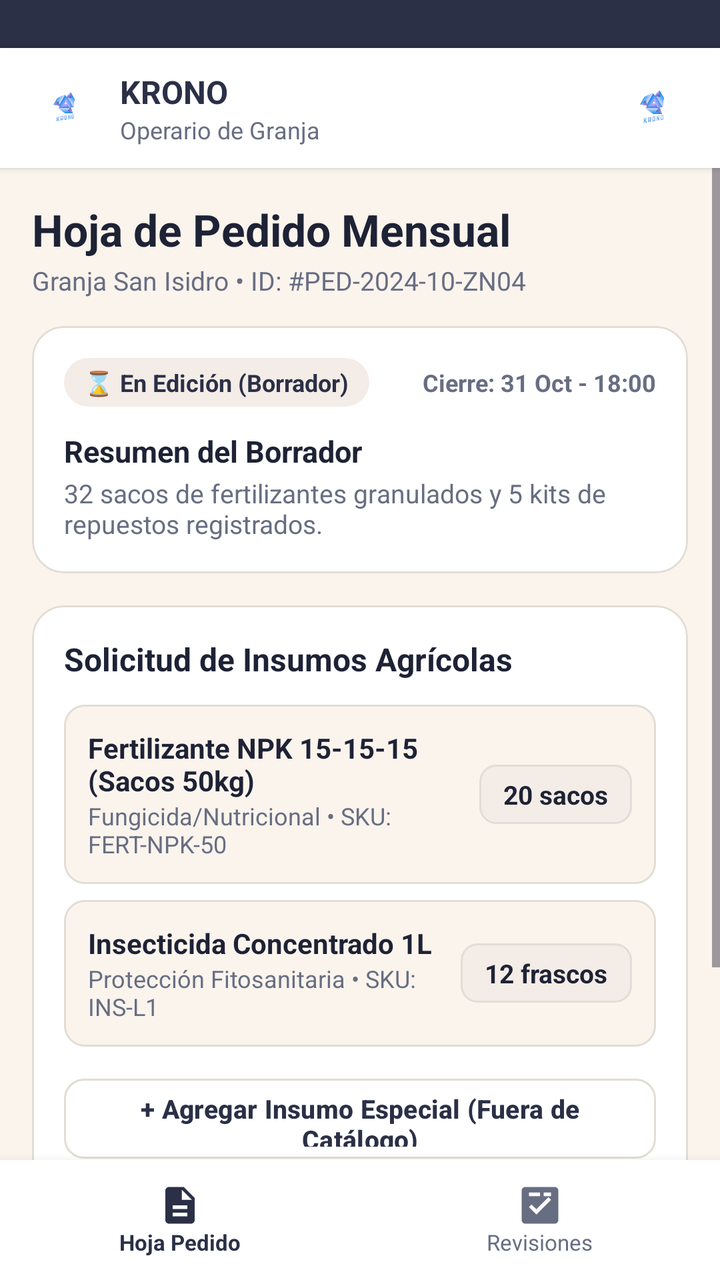
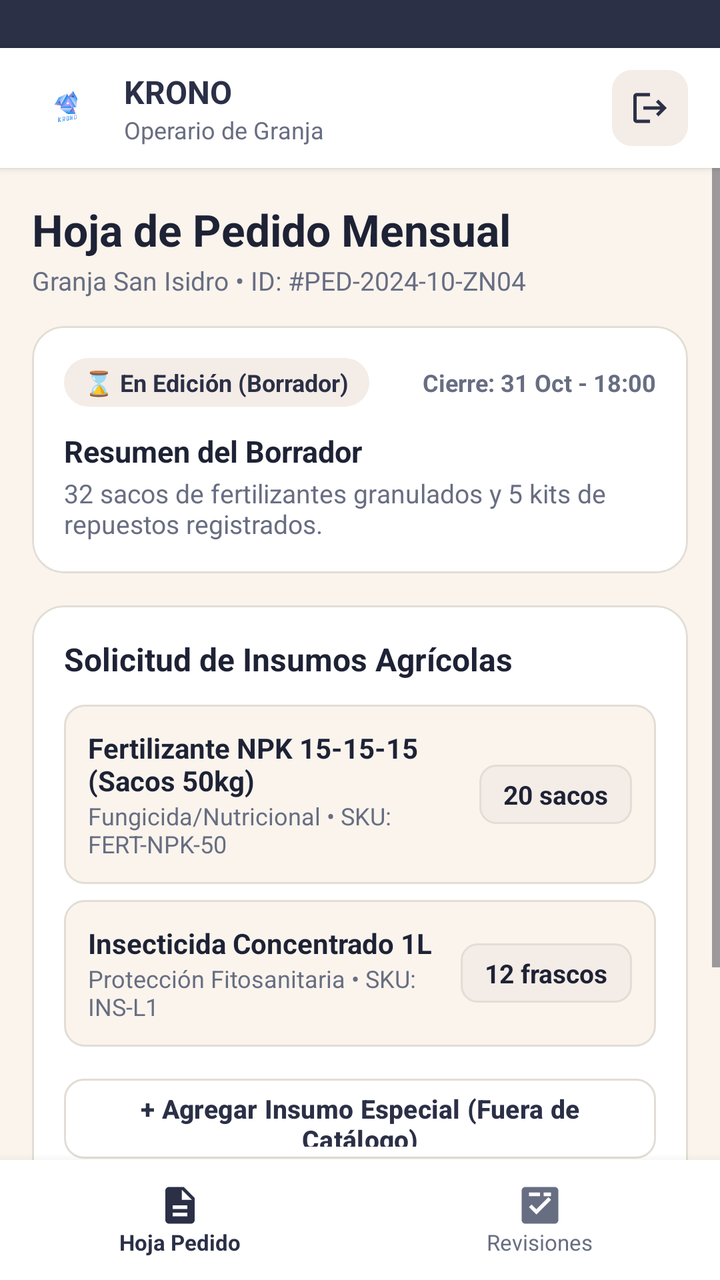

Two renders of the same Android screen: before a commit and after it. Below are the layout's source before the change and the commit's diff.
<!-- AndroidManifest.xml: application theme Theme.Ferreteria -->
<!-- res/layout/activity_operario.xml -->
<?xml version="1.0" encoding="utf-8"?>
<RelativeLayout xmlns:android="http://schemas.android.com/apk/res/android"
    xmlns:app="http://schemas.android.com/apk/res-auto"
    xmlns:tools="http://schemas.android.com/tools"
    android:layout_width="match_parent"
    android:layout_height="match_parent"
    android:background="@color/krono_bg"
    tools:context=".OperarioActivity">

    
    <View
        android:id="@+id/statusBarBg"
        android:layout_width="match_parent"
        android:layout_height="24dp"
        android:layout_alignParentTop="true"
        android:background="@color/krono_navy" />

    
    <LinearLayout
        android:id="@+id/topBar"
        android:layout_width="match_parent"
        android:layout_height="60dp"
        android:layout_below="@id/statusBarBg"
        android:background="@color/white"
        android:elevation="2dp"
        android:gravity="center_vertical"
        android:orientation="horizontal"
        android:paddingHorizontal="16dp">

        <ImageView
            android:layout_width="32dp"
            android:layout_height="32dp"
            android:contentDescription="@string/cd_logo"
            android:src="@drawable/logo" />

        <LinearLayout
            android:layout_width="0dp"
            android:layout_height="wrap_content"
            android:layout_marginStart="12dp"
            android:layout_weight="1"
            android:orientation="vertical">

            <TextView
                android:layout_width="wrap_content"
                android:layout_height="wrap_content"
                android:text="@string/app_name"
                android:textColor="@color/krono_navy"
                android:textSize="16sp"
                android:textStyle="bold" />

            <TextView
                android:layout_width="wrap_content"
                android:layout_height="wrap_content"
                android:text="Operario de Granja"
                android:textColor="@color/krono_text_secondary"
                android:textSize="12sp" />
        </LinearLayout>

        
        <ImageView
            android:id="@+id/btnBackLogin"
            android:layout_width="36dp"
            android:layout_height="36dp"
            android:clickable="true"
            android:contentDescription="Avatar"
            android:focusable="true"
            android:src="@drawable/logo" />
    </LinearLayout>

    
    <LinearLayout
        android:id="@+id/bottomNav"
        android:layout_width="match_parent"
        android:layout_height="60dp"
        android:layout_alignParentBottom="true"
        android:background="@color/white"
        android:elevation="8dp"
        android:orientation="horizontal">

        <LinearLayout
            android:id="@+id/tabPedido"
            android:layout_width="0dp"
            android:layout_height="match_parent"
            android:layout_weight="1"
            android:gravity="center"
            android:orientation="vertical">

            <ImageView
                android:layout_width="22dp"
                android:layout_height="22dp"
                android:contentDescription="Hoja"
                android:src="@drawable/ic_description"
                app:tint="@color/krono_navy" />

            <TextView
                android:layout_width="wrap_content"
                android:layout_height="wrap_content"
                android:text="Hoja Pedido"
                android:textColor="@color/krono_navy"
                android:textSize="11sp"
                android:textStyle="bold" />
        </LinearLayout>

        <LinearLayout
            android:id="@+id/tabRevisiones"
            android:layout_width="0dp"
            android:layout_height="match_parent"
            android:layout_weight="1"
            android:gravity="center"
            android:orientation="vertical">

            <ImageView
                android:layout_width="22dp"
                android:layout_height="22dp"
                android:contentDescription="Historial"
                android:src="@drawable/ic_fact_check"
                app:tint="@color/krono_text_secondary" />

            <TextView
                android:layout_width="wrap_content"
                android:layout_height="wrap_content"
                android:text="Revisiones"
                android:textColor="@color/krono_text_secondary"
                android:textSize="11sp" />
        </LinearLayout>
    </LinearLayout>

    
    <ScrollView
        android:layout_width="match_parent"
        android:layout_height="match_parent"
        android:layout_above="@id/bottomNav"
        android:layout_below="@id/topBar"
        android:fillViewport="true">

        <LinearLayout
            android:layout_width="match_parent"
            android:layout_height="wrap_content"
            android:orientation="vertical"
            android:paddingHorizontal="16dp"
            android:paddingTop="16dp"
            android:paddingBottom="24dp">

            
            <TextView
                android:layout_width="wrap_content"
                android:layout_height="wrap_content"
                android:text="Hoja de Pedido Mensual"
                android:textColor="@color/krono_navy_dark"
                android:textSize="22sp"
                android:textStyle="bold" />

            <TextView
                android:layout_width="wrap_content"
                android:layout_height="wrap_content"
                android:layout_marginTop="2dp"
                android:text="Granja San Isidro • ID: #PED-2024-10-ZN04"
                android:textColor="@color/krono_text_secondary"
                android:textSize="13sp" />

            
            <com.google.android.material.card.MaterialCardView
                android:layout_width="match_parent"
                android:layout_height="wrap_content"
                android:layout_marginTop="14dp"
                app:cardBackgroundColor="@color/white"
                app:cardCornerRadius="16dp"
                app:cardElevation="0dp"
                app:strokeColor="@color/krono_card_stroke"
                app:strokeWidth="1dp">

                <LinearLayout
                    android:layout_width="match_parent"
                    android:layout_height="wrap_content"
                    android:orientation="vertical"
                    android:padding="16dp">

                    <RelativeLayout
                        android:layout_width="match_parent"
                        android:layout_height="wrap_content">

                        <TextView
                            android:layout_width="wrap_content"
                            android:layout_height="wrap_content"
                            android:layout_alignParentStart="true"
                            android:background="@drawable/bg_chip"
                            android:paddingHorizontal="10dp"
                            android:paddingVertical="4dp"
                            android:text="⌛ En Edición (Borrador)"
                            android:textColor="@color/krono_chip_text"
                            android:textSize="12sp"
                            android:textStyle="bold" />

                        <TextView
                            android:layout_width="wrap_content"
                            android:layout_height="wrap_content"
                            android:layout_alignParentEnd="true"
                            android:layout_centerVertical="true"
                            android:text="Cierre: 31 Oct - 18:00"
                            android:textColor="@color/krono_text_secondary"
                            android:textSize="12sp"
                            android:textStyle="bold" />
                    </RelativeLayout>

                    <TextView
                        android:layout_width="wrap_content"
                        android:layout_height="wrap_content"
                        android:layout_marginTop="12dp"
                        android:text="Resumen del Borrador"
                        android:textColor="@color/krono_navy_dark"
                        android:textSize="15sp"
                        android:textStyle="bold" />

                    <TextView
                        android:layout_width="wrap_content"
                        android:layout_height="wrap_content"
                        android:layout_marginTop="2dp"
                        android:text="32 sacos de fertilizantes granulados y 5 kits de repuestos registrados."
                        android:textColor="@color/krono_text_secondary"
                        android:textSize="13sp" />
                </LinearLayout>
            </com.google.android.material.card.MaterialCardView>

            
            <com.google.android.material.card.MaterialCardView
                android:layout_width="match_parent"
                android:layout_height="wrap_content"
                android:layout_marginTop="16dp"
                app:cardBackgroundColor="@color/white"
                app:cardCornerRadius="16dp"
                app:cardElevation="0dp"
                app:strokeColor="@color/krono_card_stroke"
                app:strokeWidth="1dp">

                <LinearLayout
                    android:layout_width="match_parent"
                    android:layout_height="wrap_content"
                    android:orientation="vertical"
                    android:padding="16dp">

                    <TextView
                        android:layout_width="wrap_content"
                        android:layout_height="wrap_content"
                        android:text="Solicitud de Insumos Agrícolas"
                        android:textColor="@color/krono_navy_dark"
                        android:textSize="16sp"
                        android:textStyle="bold" />

                    
                    <LinearLayout
                        android:layout_width="match_parent"
                        android:layout_height="wrap_content"
                        android:layout_marginTop="12dp"
                        android:background="@drawable/bg_cierre_box"
                        android:gravity="center_vertical"
                        android:padding="12dp">

                        <LinearLayout
                            android:layout_width="0dp"
                            android:layout_height="wrap_content"
                            android:layout_weight="1"
                            android:orientation="vertical">

                            <TextView
                                android:layout_width="wrap_content"
                                android:layout_height="wrap_content"
                                android:text="Fertilizante NPK 15-15-15 (Sacos 50kg)"
                                android:textColor="@color/krono_navy_dark"
                                android:textSize="14sp"
                                android:textStyle="bold" />

                            <TextView
                                android:layout_width="wrap_content"
                                android:layout_height="wrap_content"
                                android:text="Fungicida/Nutricional • SKU: FERT-NPK-50"
                                android:textColor="@color/krono_text_secondary"
                                android:textSize="12sp" />
                        </LinearLayout>

                        <TextView
                            android:layout_width="wrap_content"
                            android:layout_height="wrap_content"
                            android:background="@drawable/bg_qty_box"
                            android:paddingHorizontal="12dp"
                            android:paddingVertical="6dp"
                            android:text="20 sacos"
                            android:textColor="@color/krono_navy_dark"
                            android:textSize="13sp"
                            android:textStyle="bold" />
                    </LinearLayout>

                    
                    <LinearLayout
                        android:layout_width="match_parent"
                        android:layout_height="wrap_content"
                        android:layout_marginTop="8dp"
                        android:background="@drawable/bg_cierre_box"
                        android:gravity="center_vertical"
                        android:padding="12dp">

                        <LinearLayout
                            android:layout_width="0dp"
                            android:layout_height="wrap_content"
                            android:layout_weight="1"
                            android:orientation="vertical">

                            <TextView
                                android:layout_width="wrap_content"
                                android:layout_height="wrap_content"
                                android:text="Insecticida Concentrado 1L"
                                android:textColor="@color/krono_navy_dark"
                                android:textSize="14sp"
                                android:textStyle="bold" />

                            <TextView
                                android:layout_width="wrap_content"
                                android:layout_height="wrap_content"
                                android:text="Protección Fitosanitaria • SKU: INS-L1"
                                android:textColor="@color/krono_text_secondary"
                                android:textSize="12sp" />
                        </LinearLayout>

                        <TextView
                            android:layout_width="wrap_content"
                            android:layout_height="wrap_content"
                            android:background="@drawable/bg_qty_box"
                            android:paddingHorizontal="12dp"
                            android:paddingVertical="6dp"
                            android:text="12 frascos"
                            android:textColor="@color/krono_navy_dark"
                            android:textSize="13sp"
                            android:textStyle="bold" />
                    </LinearLayout>

                    
                    <com.google.android.material.button.MaterialButton
                        android:id="@+id/btnAddUnlisted"
                        style="@style/Widget.Material3.Button.OutlinedButton"
                        android:layout_width="match_parent"
                        android:layout_height="48dp"
                        android:layout_marginTop="12dp"
                        android:text="+ Agregar Insumo Especial (Fuera de Catálogo)"
                        android:textAllCaps="false"
                        android:textColor="@color/krono_navy"
                        android:textSize="13sp"
                        android:textStyle="bold"
                        app:cornerRadius="10dp"
                        app:strokeColor="@color/krono_card_stroke"
                        app:strokeWidth="1dp" />

                </LinearLayout>
            </com.google.android.material.card.MaterialCardView>

            
            <com.google.android.material.button.MaterialButton
                android:id="@+id/btnEnviarPedido"
                android:layout_width="match_parent"
                android:layout_height="56dp"
                android:layout_marginTop="20dp"
                android:backgroundTint="@color/krono_navy"
                android:text="Enviar Hoja de Pedido a Revisión"
                android:textAllCaps="false"
                android:textColor="@color/white"
                android:textSize="15sp"
                android:textStyle="bold"
                app:cornerRadius="12dp"
                app:icon="@drawable/ic_check_circle"
                app:iconTint="@color/white" />

        </LinearLayout>
    </ScrollView>

</RelativeLayout>
<!-- resources referenced by this layout -->
<resources>
  <color name="krono_bg">#FAF4ED</color>
  <color name="krono_card_stroke">#E2DDD5</color>
  <color name="krono_chip_text">#2B3047</color>
  <color name="krono_navy">#2B3047</color>
  <color name="krono_navy_dark">#1E2235</color>
  <color name="krono_text_secondary">#686E82</color>
  <color name="white">#FFFFFFFF</color>
  <!-- drawable bg_chip (drawable) -->
  <?xml version="1.0" encoding="utf-8"?>
  <shape xmlns:android="http://schemas.android.com/apk/res/android"
      android:shape="rectangle">
      <solid android:color="@color/krono_chip_bg" />
      <corners android:radius="50dp" />
  </shape>
  <!-- drawable bg_cierre_box (drawable) -->
  <?xml version="1.0" encoding="utf-8"?>
  <shape xmlns:android="http://schemas.android.com/apk/res/android"
      android:shape="rectangle">
      <solid android:color="#FAF4ED" />
      <stroke android:width="1dp" android:color="@color/krono_card_stroke" />
      <corners android:radius="10dp" />
  </shape>
  <!-- drawable bg_qty_box (drawable) -->
  <?xml version="1.0" encoding="utf-8"?>
  <shape xmlns:android="http://schemas.android.com/apk/res/android"
      android:shape="rectangle">
      <solid android:color="#F4ECE6" />
      <stroke android:width="1dp" android:color="#E2DDD5" />
      <corners android:radius="8dp" />
  </shape>
  <!-- drawable ic_check_circle (drawable) -->
  <vector xmlns:android="http://schemas.android.com/apk/res/android"
      android:width="24dp"
      android:height="24dp"
      android:viewportWidth="24"
      android:viewportHeight="24">
    <path
        android:fillColor="#FF2B3047"
        android:pathData="M12,2C6.48,2 2,6.48 2,12s4.48,10 10,10 10,-4.48 10,-10S17.52,2 12,2zM10,17l-5,-5 1.41,-1.41L10,14.17l7.59,-7.59L19,8l-9,9z"/>
  </vector>
  <!-- drawable ic_description (drawable) -->
  <vector xmlns:android="http://schemas.android.com/apk/res/android"
      android:width="24dp"
      android:height="24dp"
      android:viewportWidth="24"
      android:viewportHeight="24">
    <path
        android:fillColor="#FF2B3047"
        android:pathData="M14,2H6c-1.1,0 -1.99,0.9 -1.99,2L4,20c0,1.1 0.89,2 1.99,2H18c1.1,0 2,-0.9 2,-2V8l-6,-6zM16,18H8v-2h8v2zM16,14H8v-2h8v2zM13,9V3.5L18.5,9H13z"/>
  </vector>
  <!-- drawable ic_fact_check (drawable) -->
  <vector xmlns:android="http://schemas.android.com/apk/res/android"
      android:width="24dp"
      android:height="24dp"
      android:viewportWidth="24"
      android:viewportHeight="24">
    <path
        android:fillColor="#FF2B3047"
        android:pathData="M20,2H4c-1.1,0 -2,0.9 -2,2v16c0,1.1 0.9,2 2,2h16c1.1,0 2,-0.9 2,-2V4c0,-1.1 -0.9,-2 -2,-2zM10,17l-4,-4 1.41,-1.41L10,14.17l6.59,-6.59L18,9l-8,8zM14,5h4v2h-4V5zM6,5h6v2H6V5z"/>
  </vector>
  <!-- drawable logo: png bitmap (drawable, 70136 bytes) -->
  <string name="app_name">KRONO</string>
  <string name="cd_logo">KRONO Logo</string>
  <style name="Theme.Ferreteria" parent="Base.Theme.Ferreteria" />
  <color name="krono_chip_bg">#F4ECE6</color>
  <style name="Base.Theme.Ferreteria" parent="Theme.Material3.DayNight.NoActionBar">
          <item name="android:statusBarColor">@color/krono_navy</item>
          <item name="android:windowLightStatusBar">false</item>
          <item name="colorPrimary">@color/krono_navy</item>
      </style>
</resources>

<!-- the commit's change to res/layout/activity_operario.xml (unified diff, before → after) -->
@@ -28,8 +28,8 @@
         android:paddingHorizontal="16dp">
 
         <ImageView
-            android:layout_width="32dp"
-            android:layout_height="32dp"
+            android:layout_width="34dp"
+            android:layout_height="34dp"
             android:contentDescription="@string/cd_logo"
             android:src="@drawable/logo" />
 
@@ -57,14 +57,23 @@
         </LinearLayout>
 
         
-        <ImageView
+        <FrameLayout
             android:id="@+id/btnBackLogin"
-            android:layout_width="36dp"
-            android:layout_height="36dp"
+            android:layout_width="38dp"
+            android:layout_height="38dp"
+            android:background="@drawable/bg_icon_container"
             android:clickable="true"
-            android:contentDescription="Avatar"
-            android:focusable="true"
-            android:src="@drawable/logo" />
+            android:contentDescription="Cerrar sesión"
+            android:focusable="true">
+
+            <ImageView
+                android:layout_width="20dp"
+                android:layout_height="20dp"
+                android:layout_gravity="center"
+                android:contentDescription="Cerrar sesión"
+                android:src="@drawable/ic_logout"
+                app:tint="@color/krono_navy" />
+        </FrameLayout>
     </LinearLayout>
 
     
<!-- resource entries referenced after the edit -->
@@ -20,6 +20,13 @@
       android:shape="rectangle">
       <solid android:color="#FAF4ED" />
       <stroke android:width="1dp" android:color="@color/krono_card_stroke" />
+      <corners android:radius="10dp" />
+  </shape>
+  <!-- drawable bg_icon_container (drawable) -->
+  <?xml version="1.0" encoding="utf-8"?>
+  <shape xmlns:android="http://schemas.android.com/apk/res/android"
+      android:shape="rectangle">
+      <solid android:color="@color/krono_chip_bg" />
       <corners android:radius="10dp" />
   </shape>
   <!-- drawable bg_qty_box (drawable) -->
@@ -60,6 +67,16 @@
         android:fillColor="#FF2B3047"
         android:pathData="M20,2H4c-1.1,0 -2,0.9 -2,2v16c0,1.1 0.9,2 2,2h16c1.1,0 2,-0.9 2,-2V4c0,-1.1 -0.9,-2 -2,-2zM10,17l-4,-4 1.41,-1.41L10,14.17l6.59,-6.59L18,9l-8,8zM14,5h4v2h-4V5zM6,5h6v2H6V5z"/>
   </vector>
+  <!-- drawable ic_logout (drawable) -->
+  <vector xmlns:android="http://schemas.android.com/apk/res/android"
+      android:width="24dp"
+      android:height="24dp"
+      android:viewportWidth="24"
+      android:viewportHeight="24">
+      <path
+          android:fillColor="@color/krono_navy"
+          android:pathData="M17,7l-1.41,1.41L18.17,11H8v2h10.17l-2.58,2.58L17,17l5,-5L17,7zM4,5h8V3H4C2.9,3,2,3.9,2,5v14c0,1.1,0.9,2,2,2h8v-2H4V5z" />
+  </vector>
   <!-- drawable logo: png bitmap (drawable, 70136 bytes) -->
   <string name="app_name">KRONO</string>
   <string name="cd_logo">KRONO Logo</string>
